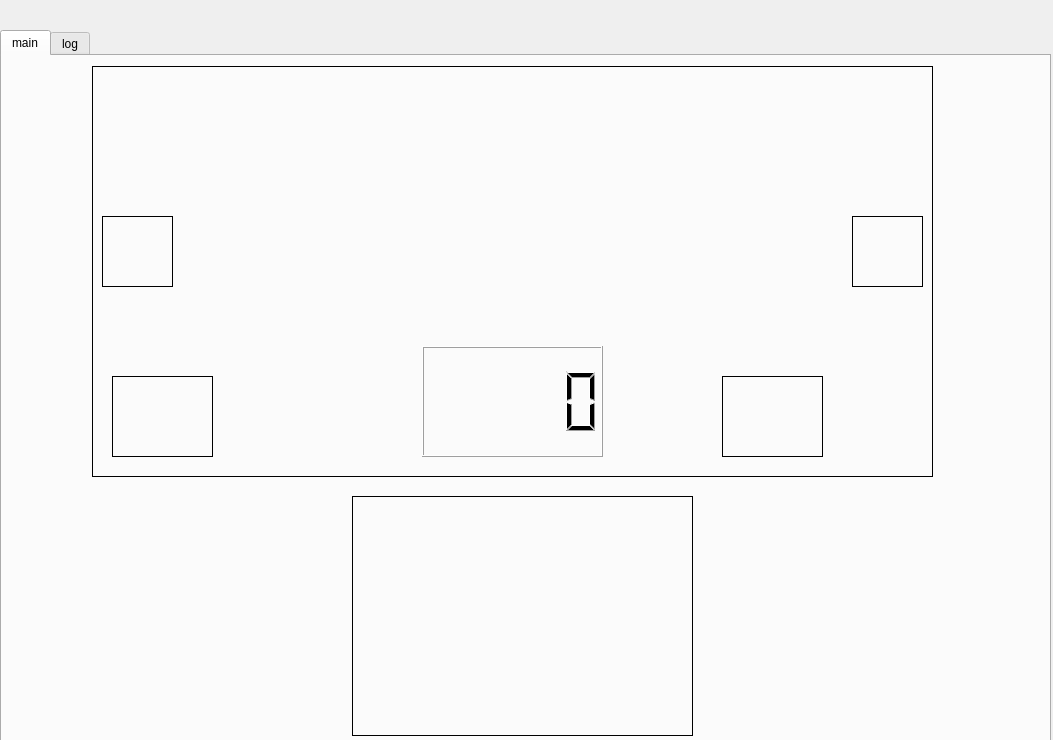
addinedu-ros-6th/deeplearning-repo-3, file Intelligence_Vehicle_GUI/ui/main.ui: the form before one commit.
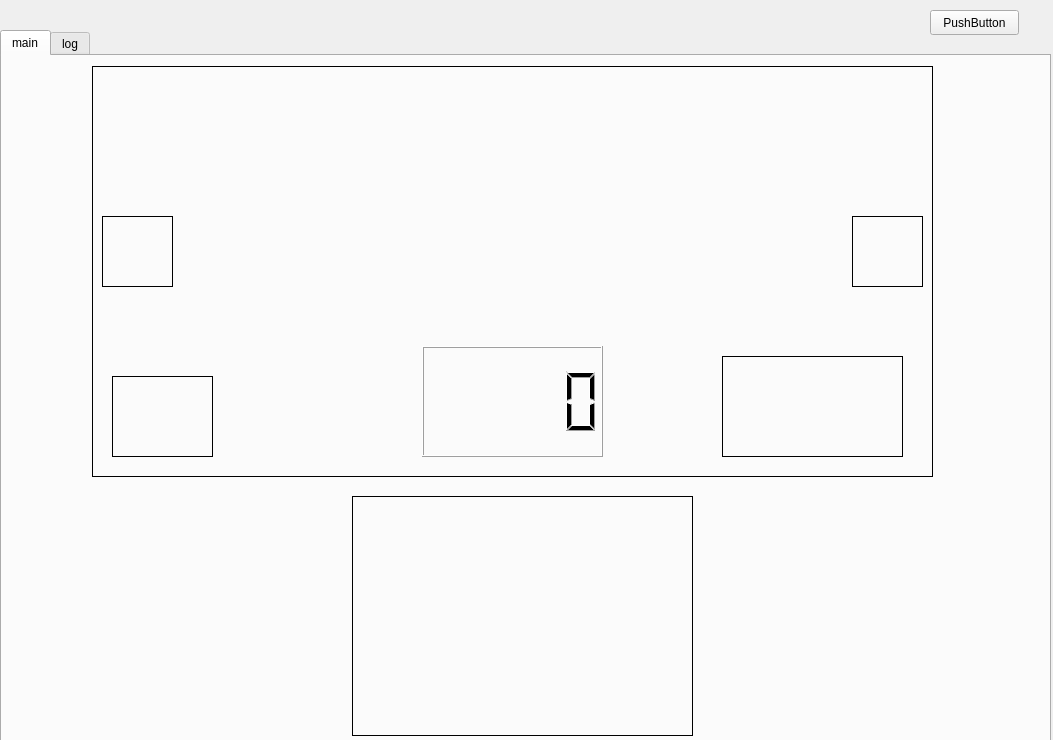
The form after the commit.

```diff
--- a/Intelligence_Vehicle_GUI/ui/main.ui
+++ b/Intelligence_Vehicle_GUI/ui/main.ui
@@ -130,9 +130,9 @@
       <property name="geometry">
        <rect>
         <x>720</x>
-        <y>320</y>
-        <width>101</width>
-        <height>81</height>
+        <y>300</y>
+        <width>181</width>
+        <height>101</height>
        </rect>
       </property>
       <property name="frameShape">
@@ -280,6 +280,19 @@
      </widget>
     </widget>
    </widget>
+   <widget class="QPushButton" name="pushButton_camera">
+    <property name="geometry">
+     <rect>
+      <x>930</x>
+      <y>10</y>
+      <width>89</width>
+      <height>25</height>
+     </rect>
+    </property>
+    <property name="text">
+     <string>PushButton</string>
+    </property>
+   </widget>
   </widget>
  </widget>
  <resources/>
```
